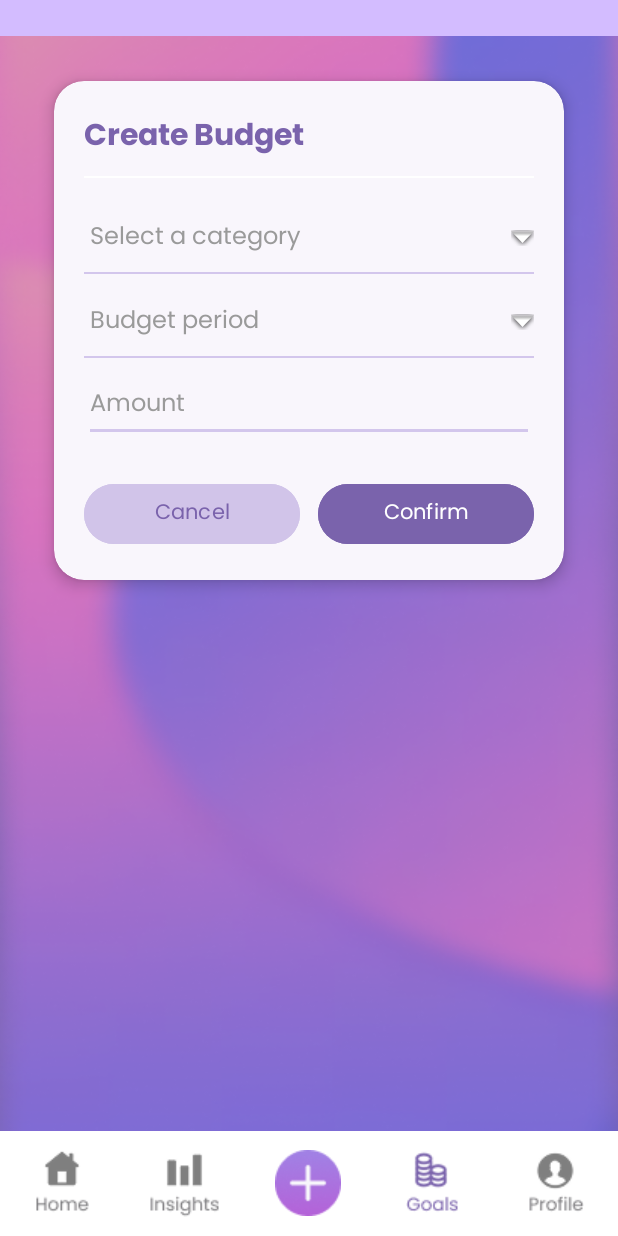
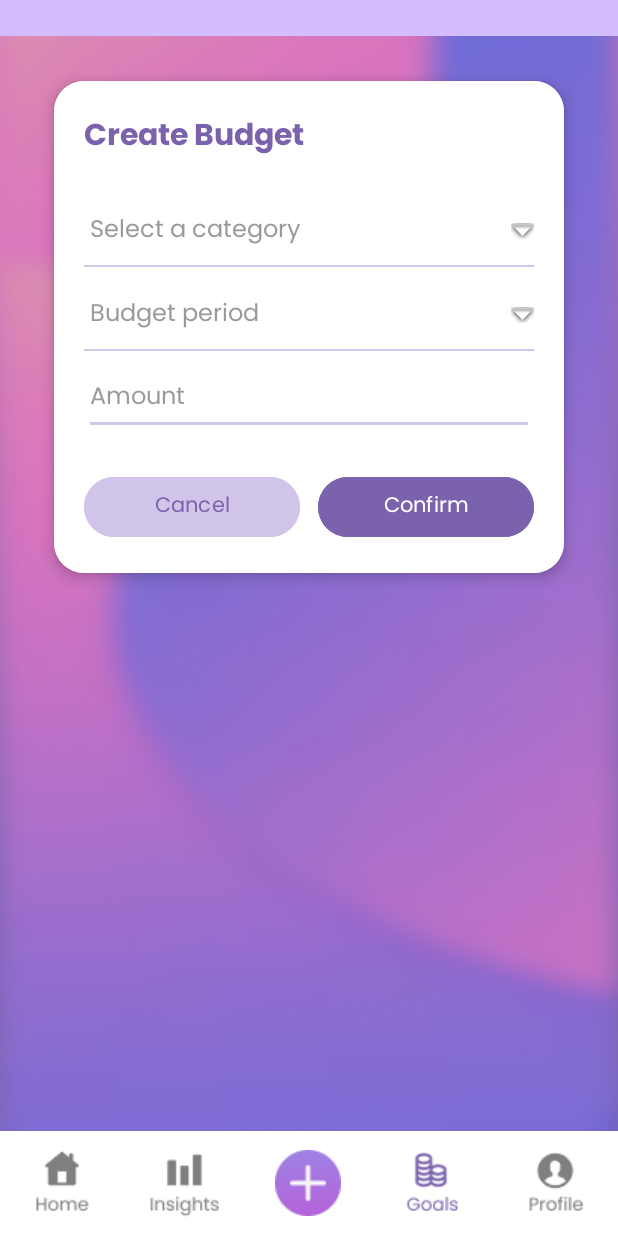
Before and after one commit to st10033925-azrahhabib/Coinverse, an Android app: the CreateBudgetActivity screen opened directly, with no data from a screen before it, on a phone screen of 412 x 824 dp. Run offline under Robolectric (Android 15) with nearby library versions, the phone set to English and light mode, and no system bars; our stand-ins replace Firebase (no records; nobody signed in at launch, a user with empty details on screens opened directly), Room's generated code.

Commit message:
budget goals creation dark mode fix. changed inputs and spinners to be theme compliant. badges resized

```diff
--- a/app/src/main/java/vcmsa/projects/coinverse/LogExpense.kt
+++ b/app/src/main/java/vcmsa/projects/coinverse/LogExpense.kt
@@ -194,8 +194,7 @@ class LogExpense : AppCompatActivity() {
                     //tvCategoryLabel.setTextColor(ContextCompat.getColor(this@LogExpense, R.color.text_hint_color))
                 } else {
                     tvCategoryLabel.text = selectedCategory
-                    tvCategoryLabel.setTextColor(Color.BLACK)
-                    //tvCategoryLabel.setTextColor(ContextCompat.getColor(this@LogExpense, R.color.text_primary_color))
+                    tvCategoryLabel.setTextColor(ContextCompat.getColor(this@LogExpense, R.color.text_primary_color))
                 }
             }
             override fun onNothingSelected(parent: AdapterView<*>) {
--- a/app/src/main/res/layout/activity_createbudget.xml
+++ b/app/src/main/res/layout/activity_createbudget.xml
@@ -31,6 +31,7 @@
             android:layout_width="match_parent"
             android:layout_height="wrap_content"
             android:orientation="vertical"
+            android:background="@color/card_background"
             android:padding="20dp">
 
             <TextView
@@ -46,7 +47,7 @@
                 android:layout_width="match_parent"
                 android:layout_height="1dp"
                 android:layout_marginTop="8dp"
-                android:layout_marginBottom="8dp"
+                android:layout_marginBottom="3dp"
                 android:background="@color/card_background" />
 
             <RelativeLayout
@@ -84,6 +85,7 @@
                     android:id="@+id/spinnerCategoryBudget"
                     android:layout_width="match_parent"
                     android:layout_height="match_parent"
+                    android:textColor="#000000"
                     android:background="@android:color/transparent"
                     android:alpha="0" />
             </RelativeLayout>
@@ -123,6 +125,7 @@
                     android:id="@+id/spinnerPeriodBudget"
                     android:layout_width="match_parent"
                     android:layout_height="match_parent"
+                    android:textColor="#000000"
                     android:background="@android:color/transparent"
                     android:alpha="0" />
             </RelativeLayout>
@@ -136,9 +139,9 @@
                 android:inputType="numberDecimal"
                 android:backgroundTint="#D3C6EC"
                 android:textSize="16sp"
+                android:textColor="@color/form_text"
                 android:fontFamily="@font/poppinsregular"
-                android:textColorHint="#9A9A9A"
-                android:textColor="#333333" />
+                android:textColorHint="#9A9A9A" />
 
             <EditText
                 android:id="@+id/etNotesBudget"
--- a/app/src/main/res/layout/activity_profile.xml
+++ b/app/src/main/res/layout/activity_profile.xml
@@ -87,7 +87,7 @@
                     <ImageView
                         android:id="@+id/badge1"
                         android:layout_width="80dp"
-                        android:layout_height="80dp"
+                        android:layout_height="90dp"
                         android:layout_marginEnd="1dp"
                         android:src="@drawable/badge_1"
                         android:contentDescription="Badge 1" />
@@ -95,7 +95,7 @@
                     <ImageView
                         android:id="@+id/badge2"
                         android:layout_width="80dp"
-                        android:layout_height="80dp"
+                        android:layout_height="90dp"
                         android:layout_marginEnd="1dp"
                         android:src="@drawable/badge_2"
                         android:contentDescription="Badge 2" />
@@ -103,7 +103,7 @@
                     <ImageView
                         android:id="@+id/badge3"
                         android:layout_width="80dp"
-                        android:layout_height="80dp"
+                        android:layout_height="85dp"
                         android:layout_marginEnd="1dp"
                         android:src="@drawable/badge_3"
                         android:contentDescription="Badge 3" />
--- a/app/src/main/res/values-night/colors.xml
+++ b/app/src/main/res/values-night/colors.xml
@@ -13,5 +13,6 @@
     <color name="header_purple">#d3bcff</color>
     <color name="card_background">#433E5A</color> <!-- Dark mode background for cards -->
     <color name="expense_card_background">#36324A</color>
+    <color name="form_text">#FFFFFF</color>
 
 </resources>
--- a/app/src/main/res/values/colors.xml
+++ b/app/src/main/res/values/colors.xml
@@ -11,4 +11,5 @@
     <color name="header_purple">#d3bcff</color>
     <color name="card_background">#FFFFFF</color> <!-- Light mode background for boxes -->
     <color name="expense_card_background">#F1F1F1</color>
+    <color name="form_text">#000000</color>
 </resources>
```
Also changed, not shown: app/src/main/res/layout/activity_log_expense.xml (+6 -5 lines).
